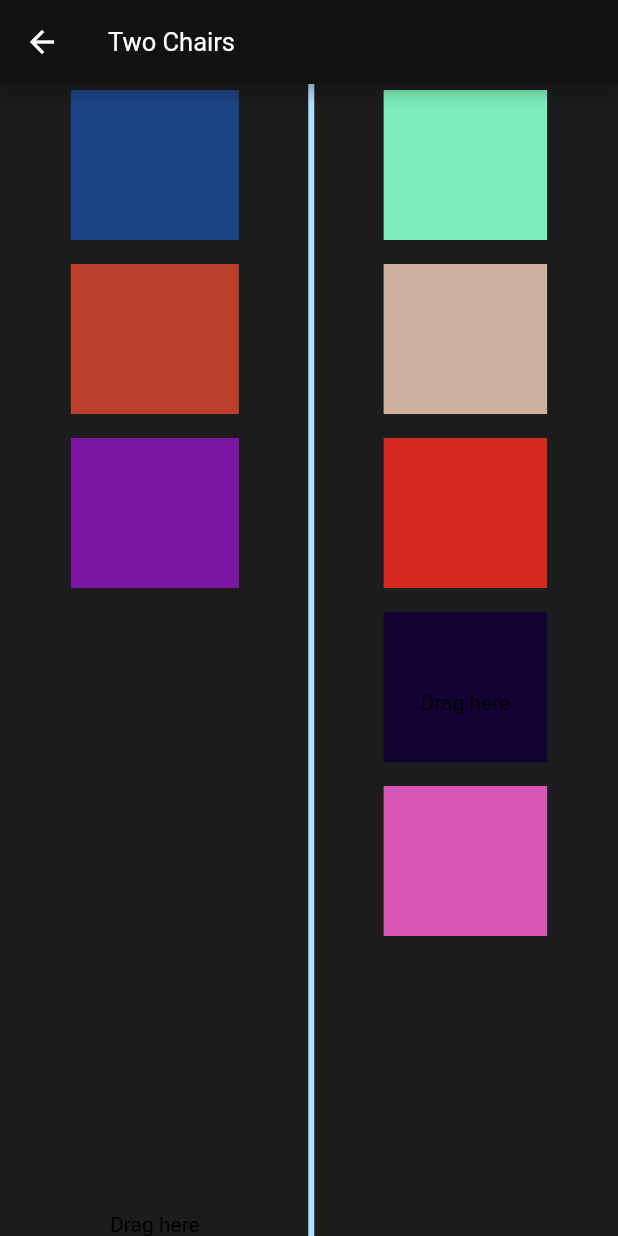
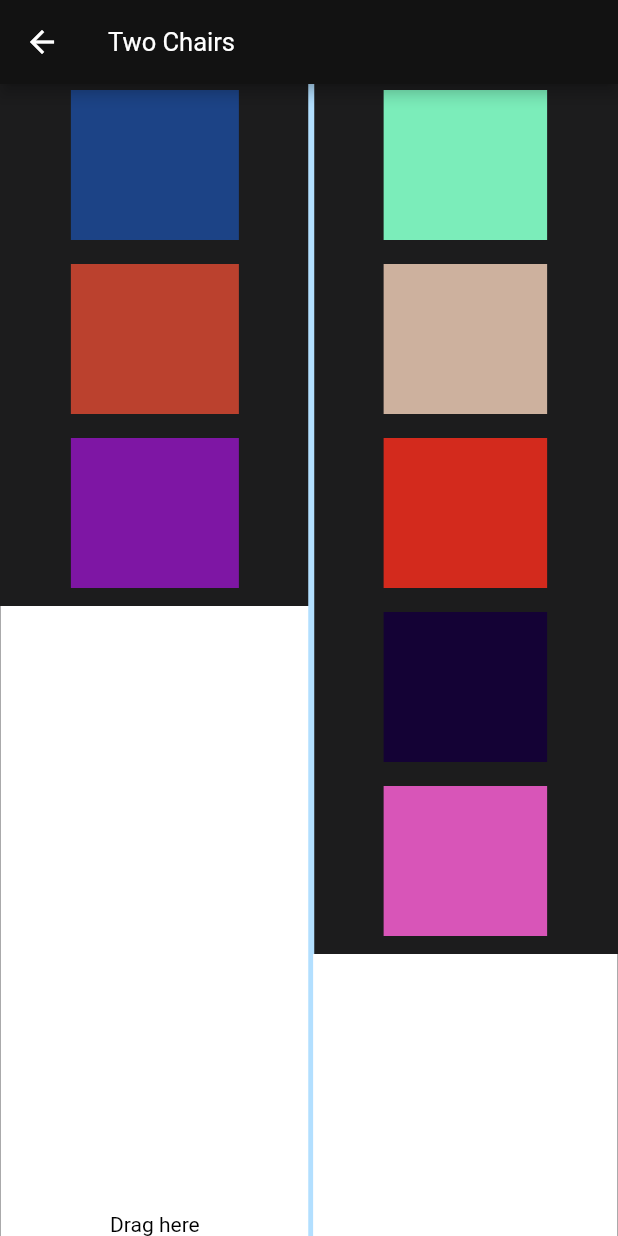
Before and after one commit to Demphait/single-house-flutter, a Flutter app: the TwoChairsView screen opened by its route, on a phone screen of 412 x 824 dp. Run offline on Flutter 3.47's test engine with Material 2 defaults, Android fonts, the light colour scheme and no system bars; our stand-ins replace bloc, dio, firebase_core, firebase_crashlytics, flutter_bloc, flutter_svg and 3 more; accounts and stored records are empty.

Commit message:
fix: deleted stack

```diff
--- a/lib/views/two_chairs/two_chairs_view.dart
+++ b/lib/views/two_chairs/two_chairs_view.dart
@@ -32,7 +32,7 @@ class _TwoChairsViewState extends State<TwoChairsView> {
           style: TextStyle(color: Colors.black),
         ),
       ),
-      color: Colors.transparent,
+      color: Colors.white,
       width: double.infinity,
       height: MediaQuery.of(context).size.height,
     );
@@ -109,8 +109,6 @@ class _TwoChairsViewState extends State<TwoChairsView> {
               controller: _rightController,
               child: Column(
                 children: [
-                  Stack(
-                    children: [
                   ReorderableListView.builder(
                     scrollController: _rightController,
                     shrinkWrap: true,
@@ -141,8 +139,6 @@ class _TwoChairsViewState extends State<TwoChairsView> {
                         listOne.removeWhere((element) => element.color == data);
                       });
                     },
-                      ),
-                    ],
                   ),
 
                   // ListView.builder(
```
Lines whose indentation alone changed are shown as unchanged.
